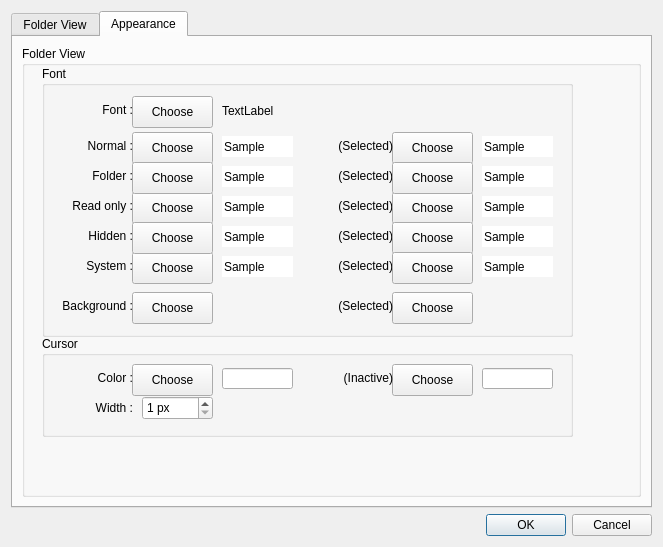
This is optiondialog.ui in haraki/farman as Qt 5 draws it before an edit. The edited form follows.
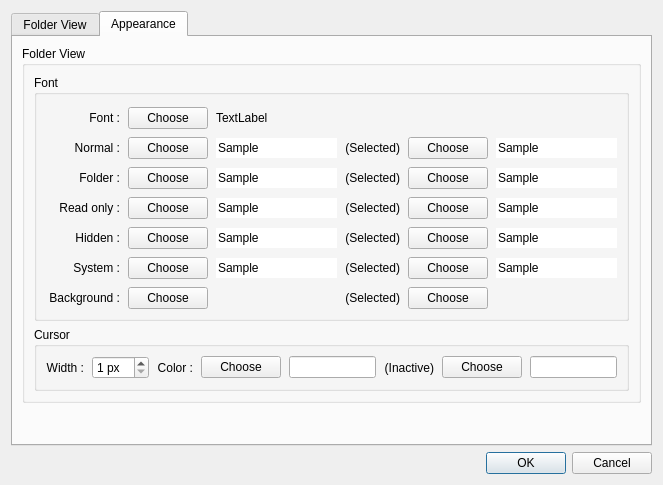
This is the edited form. The open tabs and pages were chosen to show the change.

Commit message: modified layout of OptionDialog.

The edit to the form file:
```diff
--- a/optiondialog.ui
+++ b/optiondialog.ui
@@ -7,7 +7,7 @@
     <x>0</x>
     <y>0</y>
     <width>663</width>
-    <height>547</height>
+    <height>485</height>
    </rect>
   </property>
   <property name="windowTitle">
@@ -377,100 +377,45 @@
          <property name="title">
           <string>Folder View</string>
          </property>
+         <layout class="QVBoxLayout" name="verticalLayout_8">
+          <item>
          <widget class="QGroupBox" name="appearanceFolderViewFontGroupBox">
-          <property name="geometry">
-           <rect>
-            <x>20</x>
-            <y>20</y>
-            <width>531</width>
-            <height>271</height>
-           </rect>
-          </property>
           <property name="title">
            <string>Font</string>
           </property>
-          <widget class="QLineEdit" name="appearanceFolderViewNormalSelectedLineEdit">
-           <property name="geometry">
-            <rect>
-             <x>440</x>
-             <y>70</y>
-             <width>71</width>
-             <height>21</height>
-            </rect>
-           </property>
-           <property name="focusPolicy">
-            <enum>Qt::NoFocus</enum>
-           </property>
-           <property name="text">
-            <string>Sample</string>
-           </property>
-           <property name="frame">
-            <bool>false</bool>
-           </property>
-           <property name="readOnly">
-            <bool>true</bool>
-           </property>
-          </widget>
-          <widget class="QPushButton" name="appearanceFolderViewChooseNormalSelectedColorPushButton">
-           <property name="geometry">
-            <rect>
-             <x>350</x>
-             <y>66</y>
-             <width>81</width>
-             <height>32</height>
-            </rect>
-           </property>
+            <layout class="QGridLayout" name="gridLayout_2">
+             <property name="leftMargin">
+              <number>12</number>
+             </property>
+             <property name="topMargin">
+              <number>12</number>
+             </property>
+             <property name="spacing">
+              <number>8</number>
+             </property>
+             <item row="4" column="1">
+              <widget class="QPushButton" name="appearanceFolderViewChooseHiddenColorPushButton">
            <property name="text">
             <string>Choose</string>
            </property>
           </widget>
-          <widget class="QLineEdit" name="appearanceFolderViewFolderLineEdit">
-           <property name="geometry">
-            <rect>
-             <x>180</x>
-             <y>100</y>
-             <width>71</width>
-             <height>21</height>
-            </rect>
-           </property>
-           <property name="focusPolicy">
-            <enum>Qt::NoFocus</enum>
-           </property>
+             </item>
+             <item row="2" column="4">
+              <widget class="QPushButton" name="appearanceFolderViewChooseFolderSelectedColorPushButton">
            <property name="text">
-            <string>Sample</string>
-           </property>
-           <property name="frame">
-            <bool>false</bool>
-           </property>
-           <property name="readOnly">
-            <bool>true</bool>
-           </property>
-          </widget>
-          <widget class="QLabel" name="appearanceFolderViewNormalLabel">
-           <property name="geometry">
-            <rect>
-             <x>10</x>
-             <y>72</y>
-             <width>81</width>
-             <height>16</height>
-            </rect>
-           </property>
+                <string>Choose</string>
+               </property>
+              </widget>
+             </item>
+             <item row="3" column="1">
+              <widget class="QPushButton" name="appearanceFolderViewChooseReadOnlyColorPushButton">
            <property name="text">
-            <string>Normal :</string>
-           </property>
-           <property name="alignment">
-            <set>Qt::AlignRight|Qt::AlignTrailing|Qt::AlignVCenter</set>
-           </property>
-          </widget>
-          <widget class="QLabel" name="appearanceFolderViewHiddenSelectedLabel">
-           <property name="geometry">
-            <rect>
-             <x>270</x>
-             <y>162</y>
-             <width>81</width>
-             <height>16</height>
-            </rect>
-           </property>
+                <string>Choose</string>
+               </property>
+              </widget>
+             </item>
+             <item row="6" column="3">
+              <widget class="QLabel" name="appearanceFolderViewBGSelectedColorLabel">
            <property name="text">
             <string>(Selected)</string>
            </property>
@@ -478,47 +423,19 @@
             <set>Qt::AlignRight|Qt::AlignTrailing|Qt::AlignVCenter</set>
            </property>
           </widget>
-          <widget class="QLabel" name="appearanceFolderViewReadOnlySelectedLabel">
-           <property name="geometry">
-            <rect>
-             <x>270</x>
-             <y>132</y>
-             <width>81</width>
-             <height>16</height>
-            </rect>
-           </property>
+             </item>
+             <item row="6" column="0">
+              <widget class="QLabel" name="appearanceFolderViewBGColorLabel">
            <property name="text">
-            <string>(Selected)</string>
+                <string>Background :</string>
            </property>
            <property name="alignment">
             <set>Qt::AlignRight|Qt::AlignTrailing|Qt::AlignVCenter</set>
            </property>
           </widget>
-          <widget class="QLabel" name="appearanceFolderViewFolderSelectedLabel">
-           <property name="geometry">
-            <rect>
-             <x>270</x>
-             <y>102</y>
-             <width>81</width>
-             <height>16</height>
-            </rect>
-           </property>
-           <property name="text">
-            <string>(Selected)</string>
-           </property>
-           <property name="alignment">
-            <set>Qt::AlignRight|Qt::AlignTrailing|Qt::AlignVCenter</set>
-           </property>
-          </widget>
-          <widget class="QLineEdit" name="appearanceFolderViewSystemSelectedLineEdit">
-           <property name="geometry">
-            <rect>
-             <x>440</x>
-             <y>190</y>
-             <width>71</width>
-             <height>21</height>
-            </rect>
-           </property>
+             </item>
+             <item row="3" column="5">
+              <widget class="QLineEdit" name="appearanceFolderViewReadOnlySelectedLineEdit">
            <property name="focusPolicy">
             <enum>Qt::NoFocus</enum>
            </property>
@@ -532,15 +449,9 @@
             <bool>true</bool>
            </property>
           </widget>
+             </item>
+             <item row="2" column="0">
           <widget class="QLabel" name="appearanceFolderViewFolderLabel">
-           <property name="geometry">
-            <rect>
-             <x>10</x>
-             <y>102</y>
-             <width>81</width>
-             <height>16</height>
-            </rect>
-           </property>
            <property name="text">
             <string>Folder :</string>
            </property>
@@ -548,88 +459,9 @@
             <set>Qt::AlignRight|Qt::AlignTrailing|Qt::AlignVCenter</set>
            </property>
           </widget>
-          <widget class="QLineEdit" name="appearanceFolderViewHiddenLineEdit">
-           <property name="geometry">
-            <rect>
-             <x>180</x>
-             <y>160</y>
-             <width>71</width>
-             <height>21</height>
-            </rect>
-           </property>
-           <property name="focusPolicy">
-            <enum>Qt::NoFocus</enum>
-           </property>
-           <property name="text">
-            <string>Sample</string>
-           </property>
-           <property name="frame">
-            <bool>false</bool>
-           </property>
-           <property name="readOnly">
-            <bool>true</bool>
-           </property>
-          </widget>
-          <widget class="QPushButton" name="appearanceFolderViewChooseReadOnlySelectedColorPushButton">
-           <property name="geometry">
-            <rect>
-             <x>350</x>
-             <y>126</y>
-             <width>81</width>
-             <height>32</height>
-            </rect>
-           </property>
-           <property name="text">
-            <string>Choose</string>
-           </property>
-          </widget>
-          <widget class="QLabel" name="appearanceFolderViewSystemSelectedLabel">
-           <property name="geometry">
-            <rect>
-             <x>270</x>
-             <y>192</y>
-             <width>81</width>
-             <height>16</height>
-            </rect>
-           </property>
-           <property name="text">
-            <string>(Selected)</string>
-           </property>
-           <property name="alignment">
-            <set>Qt::AlignRight|Qt::AlignTrailing|Qt::AlignVCenter</set>
-           </property>
-          </widget>
-          <widget class="QLineEdit" name="appearanceFolderViewReadOnlySelectedLineEdit">
-           <property name="geometry">
-            <rect>
-             <x>440</x>
-             <y>130</y>
-             <width>71</width>
-             <height>21</height>
-            </rect>
-           </property>
-           <property name="focusPolicy">
-            <enum>Qt::NoFocus</enum>
-           </property>
-           <property name="text">
-            <string>Sample</string>
-           </property>
-           <property name="frame">
-            <bool>false</bool>
-           </property>
-           <property name="readOnly">
-            <bool>true</bool>
-           </property>
-          </widget>
+             </item>
+             <item row="1" column="3">
           <widget class="QLabel" name="appearanceFolderViewNormalSelectedLabel">
-           <property name="geometry">
-            <rect>
-             <x>270</x>
-             <y>72</y>
-             <width>81</width>
-             <height>16</height>
-            </rect>
-           </property>
            <property name="text">
             <string>(Selected)</string>
            </property>
@@ -637,50 +469,43 @@
             <set>Qt::AlignRight|Qt::AlignTrailing|Qt::AlignVCenter</set>
            </property>
           </widget>
-          <widget class="QLineEdit" name="appearanceFolderViewSystemLineEdit">
-           <property name="geometry">
-            <rect>
-             <x>180</x>
-             <y>190</y>
-             <width>71</width>
-             <height>21</height>
-            </rect>
-           </property>
-           <property name="focusPolicy">
-            <enum>Qt::NoFocus</enum>
-           </property>
+             </item>
+             <item row="5" column="4">
+              <widget class="QPushButton" name="appearanceFolderViewChooseSystemSelectedColorPushButton">
+               <property name="text">
+                <string>Choose</string>
+               </property>
+              </widget>
+             </item>
+             <item row="5" column="0">
+              <widget class="QLabel" name="appearanceFolderViewSystemLabel">
            <property name="text">
-            <string>Sample</string>
-           </property>
-           <property name="frame">
-            <bool>false</bool>
-           </property>
-           <property name="readOnly">
-            <bool>true</bool>
-           </property>
-          </widget>
-          <widget class="QPushButton" name="appearanceFolderViewChooseHiddenSelectedColorPushButton">
-           <property name="geometry">
-            <rect>
-             <x>350</x>
-             <y>156</y>
-             <width>81</width>
-             <height>32</height>
-            </rect>
-           </property>
+                <string>System :</string>
+               </property>
+               <property name="alignment">
+                <set>Qt::AlignRight|Qt::AlignTrailing|Qt::AlignVCenter</set>
+               </property>
+              </widget>
+             </item>
+             <item row="2" column="3">
+              <widget class="QLabel" name="appearanceFolderViewFolderSelectedLabel">
+               <property name="text">
+                <string>(Selected)</string>
+               </property>
+               <property name="alignment">
+                <set>Qt::AlignRight|Qt::AlignTrailing|Qt::AlignVCenter</set>
+               </property>
+              </widget>
+             </item>
+             <item row="5" column="1">
+              <widget class="QPushButton" name="appearanceFolderViewChooseSystemColorPushButton">
            <property name="text">
             <string>Choose</string>
            </property>
           </widget>
-          <widget class="QLineEdit" name="appearanceFolderViewHiddenSelectedLineEdit">
-           <property name="geometry">
-            <rect>
-             <x>440</x>
-             <y>160</y>
-             <width>71</width>
-             <height>21</height>
-            </rect>
-           </property>
+             </item>
+             <item row="2" column="2">
+              <widget class="QLineEdit" name="appearanceFolderViewFolderLineEdit">
            <property name="focusPolicy">
             <enum>Qt::NoFocus</enum>
            </property>
@@ -694,41 +519,9 @@
             <bool>true</bool>
            </property>
           </widget>
-          <widget class="QPushButton" name="appearanceFolderViewChooseNormalColorPushButton">
-           <property name="geometry">
-            <rect>
-             <x>90</x>
-             <y>66</y>
-             <width>81</width>
-             <height>32</height>
-            </rect>
-           </property>
-           <property name="text">
-            <string>Choose</string>
-           </property>
-          </widget>
-          <widget class="QPushButton" name="appearanceFolderViewChooseReadOnlyColorPushButton">
-           <property name="geometry">
-            <rect>
-             <x>90</x>
-             <y>126</y>
-             <width>81</width>
-             <height>32</height>
-            </rect>
-           </property>
-           <property name="text">
-            <string>Choose</string>
-           </property>
-          </widget>
+             </item>
+             <item row="3" column="0">
           <widget class="QLabel" name="appearanceFolderViewReadOnlyLabel">
-           <property name="geometry">
-            <rect>
-             <x>10</x>
-             <y>132</y>
-             <width>81</width>
-             <height>16</height>
-            </rect>
-           </property>
            <property name="text">
             <string>Read only :</string>
            </property>
@@ -736,98 +529,54 @@
             <set>Qt::AlignRight|Qt::AlignTrailing|Qt::AlignVCenter</set>
            </property>
           </widget>
-          <widget class="QPushButton" name="appearanceFolderViewChooseFolderSelectedColorPushButton">
-           <property name="geometry">
-            <rect>
-             <x>350</x>
-             <y>96</y>
-             <width>81</width>
-             <height>32</height>
-            </rect>
-           </property>
-           <property name="text">
-            <string>Choose</string>
-           </property>
-          </widget>
-          <widget class="QLineEdit" name="appearanceFolderViewReadOnlyLineEdit">
-           <property name="geometry">
-            <rect>
-             <x>180</x>
-             <y>130</y>
-             <width>71</width>
-             <height>21</height>
-            </rect>
-           </property>
-           <property name="focusPolicy">
-            <enum>Qt::NoFocus</enum>
-           </property>
-           <property name="text">
-            <string>Sample</string>
-           </property>
-           <property name="frame">
-            <bool>false</bool>
-           </property>
-           <property name="readOnly">
-            <bool>true</bool>
-           </property>
-          </widget>
+             </item>
+             <item row="2" column="1">
           <widget class="QPushButton" name="appearanceFolderViewChooseFolderColorPushButton">
-           <property name="geometry">
-            <rect>
-             <x>90</x>
-             <y>96</y>
-             <width>81</width>
-             <height>32</height>
-            </rect>
-           </property>
+               <property name="text">
+                <string>Choose</string>
+               </property>
+              </widget>
+             </item>
+             <item row="4" column="4">
+              <widget class="QPushButton" name="appearanceFolderViewChooseHiddenSelectedColorPushButton">
            <property name="text">
             <string>Choose</string>
            </property>
           </widget>
-          <widget class="QLineEdit" name="appearanceFolderViewNormalLineEdit">
-           <property name="geometry">
-            <rect>
-             <x>180</x>
-             <y>70</y>
-             <width>71</width>
-             <height>21</height>
-            </rect>
-           </property>
-           <property name="focusPolicy">
-            <enum>Qt::NoFocus</enum>
-           </property>
+             </item>
+             <item row="4" column="3">
+              <widget class="QLabel" name="appearanceFolderViewHiddenSelectedLabel">
+               <property name="text">
+                <string>(Selected)</string>
+               </property>
+               <property name="alignment">
+                <set>Qt::AlignRight|Qt::AlignTrailing|Qt::AlignVCenter</set>
+               </property>
+              </widget>
+             </item>
+             <item row="0" column="1">
+              <widget class="QPushButton" name="appearanceFolderViewChooseFontPushButton">
            <property name="text">
-            <string>Sample</string>
-           </property>
-           <property name="frame">
-            <bool>false</bool>
-           </property>
-           <property name="readOnly">
-            <bool>true</bool>
-           </property>
-          </widget>
-          <widget class="QPushButton" name="appearanceFolderViewChooseSystemSelectedColorPushButton">
-           <property name="geometry">
-            <rect>
-             <x>350</x>
-             <y>186</y>
-             <width>81</width>
-             <height>32</height>
-            </rect>
-           </property>
+                <string>Choose</string>
+               </property>
+              </widget>
+             </item>
+             <item row="3" column="4">
+              <widget class="QPushButton" name="appearanceFolderViewChooseReadOnlySelectedColorPushButton">
+               <property name="text">
+                <string>Choose</string>
+               </property>
+              </widget>
+             </item>
+             <item row="1" column="1">
+              <widget class="QPushButton" name="appearanceFolderViewChooseNormalColorPushButton">
            <property name="text">
             <string>Choose</string>
            </property>
           </widget>
+             </item>
+             <item row="4" column="0">
           <widget class="QLabel" name="appearanceFolderViewHiddenLabel">
-           <property name="geometry">
-            <rect>
-             <x>10</x>
-             <y>162</y>
-             <width>81</width>
-             <height>16</height>
-            </rect>
-           </property>
            <property name="text">
             <string>Hidden :</string>
            </property>
@@ -835,44 +584,9 @@
             <set>Qt::AlignRight|Qt::AlignTrailing|Qt::AlignVCenter</set>
            </property>
           </widget>
-          <widget class="QLabel" name="appearanceFolderViewSystemLabel">
-           <property name="geometry">
-            <rect>
-             <x>10</x>
-             <y>192</y>
-             <width>81</width>
-             <height>16</height>
-            </rect>
-           </property>
-           <property name="text">
-            <string>System :</string>
-           </property>
-           <property name="alignment">
-            <set>Qt::AlignRight|Qt::AlignTrailing|Qt::AlignVCenter</set>
-           </property>
-          </widget>
-          <widget class="QPushButton" name="appearanceFolderViewChooseSystemColorPushButton">
-           <property name="geometry">
-            <rect>
-             <x>90</x>
-             <y>186</y>
-             <width>81</width>
-             <height>32</height>
-            </rect>
-           </property>
-           <property name="text">
-            <string>Choose</string>
-           </property>
-          </widget>
+             </item>
+             <item row="2" column="5">
           <widget class="QLineEdit" name="appearanceFolderViewFolderSelectedLineEdit">
-           <property name="geometry">
-            <rect>
-             <x>440</x>
-             <y>100</y>
-             <width>71</width>
-             <height>21</height>
-            </rect>
-           </property>
            <property name="focusPolicy">
             <enum>Qt::NoFocus</enum>
            </property>
@@ -886,112 +600,156 @@
             <bool>true</bool>
            </property>
           </widget>
-          <widget class="QPushButton" name="appearanceFolderViewChooseHiddenColorPushButton">
-           <property name="geometry">
-            <rect>
-             <x>90</x>
-             <y>156</y>
-             <width>81</width>
-             <height>32</height>
-            </rect>
+             </item>
+             <item row="5" column="5">
+              <widget class="QLineEdit" name="appearanceFolderViewSystemSelectedLineEdit">
+               <property name="focusPolicy">
+                <enum>Qt::NoFocus</enum>
            </property>
            <property name="text">
-            <string>Choose</string>
-           </property>
-          </widget>
-          <widget class="QPushButton" name="appearanceFolderViewChooseFontPushButton">
-           <property name="geometry">
-            <rect>
-             <x>90</x>
-             <y>30</y>
-             <width>81</width>
-             <height>32</height>
-            </rect>
-           </property>
+                <string>Sample</string>
+               </property>
+               <property name="frame">
+                <bool>false</bool>
+               </property>
+               <property name="readOnly">
+                <bool>true</bool>
+               </property>
+              </widget>
+             </item>
+             <item row="5" column="3">
+              <widget class="QLabel" name="appearanceFolderViewSystemSelectedLabel">
            <property name="text">
-            <string>Choose</string>
-           </property>
-          </widget>
-          <widget class="QLabel" name="appearanceFolderViewFontLabel">
-           <property name="geometry">
-            <rect>
-             <x>180</x>
-             <y>37</y>
-             <width>341</width>
-             <height>16</height>
-            </rect>
+                <string>(Selected)</string>
+               </property>
+               <property name="alignment">
+                <set>Qt::AlignRight|Qt::AlignTrailing|Qt::AlignVCenter</set>
+               </property>
+              </widget>
+             </item>
+             <item row="4" column="2">
+              <widget class="QLineEdit" name="appearanceFolderViewHiddenLineEdit">
+               <property name="focusPolicy">
+                <enum>Qt::NoFocus</enum>
            </property>
            <property name="text">
-            <string>TextLabel</string>
-           </property>
-          </widget>
-          <widget class="QPushButton" name="appearanceFolderViewChooseBGColorPushButton">
-           <property name="geometry">
-            <rect>
-             <x>90</x>
-             <y>226</y>
-             <width>81</width>
-             <height>32</height>
-            </rect>
-           </property>
+                <string>Sample</string>
+               </property>
+               <property name="frame">
+                <bool>false</bool>
+               </property>
+               <property name="readOnly">
+                <bool>true</bool>
+               </property>
+              </widget>
+             </item>
+             <item row="1" column="4">
+              <widget class="QPushButton" name="appearanceFolderViewChooseNormalSelectedColorPushButton">
            <property name="text">
             <string>Choose</string>
            </property>
           </widget>
-          <widget class="QLabel" name="appearanceFolderViewBGColorLabel">
-           <property name="geometry">
-            <rect>
-             <x>10</x>
-             <y>232</y>
-             <width>81</width>
-             <height>16</height>
-            </rect>
-           </property>
+             </item>
+             <item row="1" column="0">
+              <widget class="QLabel" name="appearanceFolderViewNormalLabel">
+               <property name="text">
+                <string>Normal :</string>
+               </property>
+               <property name="alignment">
+                <set>Qt::AlignRight|Qt::AlignTrailing|Qt::AlignVCenter</set>
+               </property>
+              </widget>
+             </item>
+             <item row="3" column="3">
+              <widget class="QLabel" name="appearanceFolderViewReadOnlySelectedLabel">
            <property name="text">
-            <string>Background :</string>
+                <string>(Selected)</string>
            </property>
            <property name="alignment">
             <set>Qt::AlignRight|Qt::AlignTrailing|Qt::AlignVCenter</set>
            </property>
           </widget>
+             </item>
+             <item row="6" column="4">
           <widget class="QPushButton" name="appearanceFolderViewChooseSelectedBGColorPushButton">
-           <property name="geometry">
-            <rect>
-             <x>350</x>
-             <y>226</y>
-             <width>81</width>
-             <height>32</height>
-            </rect>
-           </property>
+               <property name="text">
+                <string>Choose</string>
+               </property>
+              </widget>
+             </item>
+             <item row="1" column="5">
+              <widget class="QLineEdit" name="appearanceFolderViewNormalSelectedLineEdit">
+               <property name="focusPolicy">
+                <enum>Qt::NoFocus</enum>
+               </property>
            <property name="text">
+                <string>Sample</string>
+               </property>
+               <property name="frame">
+                <bool>false</bool>
+               </property>
+               <property name="readOnly">
+                <bool>true</bool>
+               </property>
+              </widget>
+             </item>
+             <item row="6" column="1">
+              <widget class="QPushButton" name="appearanceFolderViewChooseBGColorPushButton">
+               <property name="text">
             <string>Choose</string>
            </property>
           </widget>
-          <widget class="QLabel" name="appearanceFolderViewBGSelectedColorLabel">
-           <property name="geometry">
-            <rect>
-             <x>270</x>
-             <y>232</y>
-             <width>81</width>
-             <height>16</height>
-            </rect>
+             </item>
+             <item row="3" column="2">
+              <widget class="QLineEdit" name="appearanceFolderViewReadOnlyLineEdit">
+               <property name="focusPolicy">
+                <enum>Qt::NoFocus</enum>
            </property>
            <property name="text">
-            <string>(Selected)</string>
-           </property>
-           <property name="alignment">
-            <set>Qt::AlignRight|Qt::AlignTrailing|Qt::AlignVCenter</set>
-           </property>
-          </widget>
+                <string>Sample</string>
+               </property>
+               <property name="frame">
+                <bool>false</bool>
+               </property>
+               <property name="readOnly">
+                <bool>true</bool>
+               </property>
+              </widget>
+             </item>
+             <item row="4" column="5">
+              <widget class="QLineEdit" name="appearanceFolderViewHiddenSelectedLineEdit">
+               <property name="focusPolicy">
+                <enum>Qt::NoFocus</enum>
+               </property>
+               <property name="text">
+                <string>Sample</string>
+               </property>
+               <property name="frame">
+                <bool>false</bool>
+               </property>
+               <property name="readOnly">
+                <bool>true</bool>
+               </property>
+              </widget>
+             </item>
+             <item row="5" column="2">
+              <widget class="QLineEdit" name="appearanceFolderViewSystemLineEdit">
+               <property name="focusPolicy">
+                <enum>Qt::NoFocus</enum>
+               </property>
+               <property name="text">
+                <string>Sample</string>
+               </property>
+               <property name="frame">
+                <bool>false</bool>
+               </property>
+               <property name="readOnly">
+                <bool>true</bool>
+               </property>
+              </widget>
+             </item>
+             <item row="0" column="0">
           <widget class="QLabel" name="appearanceFolderViewFontLabel_2">
-           <property name="geometry">
-            <rect>
-             <x>10</x>
-             <y>36</y>
-             <width>81</width>
-             <height>16</height>
-            </rect>
-           </property>
            <property name="text">
             <string>Font :</string>
            </property>
@@ -999,28 +757,84 @@
             <set>Qt::AlignRight|Qt::AlignTrailing|Qt::AlignVCenter</set>
            </property>
           </widget>
-         </widget>
+             </item>
+             <item row="1" column="2">
+              <widget class="QLineEdit" name="appearanceFolderViewNormalLineEdit">
+               <property name="focusPolicy">
+                <enum>Qt::NoFocus</enum>
+               </property>
+               <property name="text">
+                <string>Sample</string>
+               </property>
+               <property name="frame">
+                <bool>false</bool>
+               </property>
+               <property name="readOnly">
+                <bool>true</bool>
+               </property>
+              </widget>
+             </item>
+             <item row="0" column="2" colspan="4">
+              <widget class="QLabel" name="appearanceFolderViewFontLabel">
+               <property name="text">
+                <string>TextLabel</string>
+               </property>
+              </widget>
+             </item>
+            </layout>
+           </widget>
+          </item>
+          <item>
          <widget class="QGroupBox" name="appearanceFolderViewCursorGroupBox">
-          <property name="geometry">
-           <rect>
-            <x>20</x>
-            <y>290</y>
-            <width>531</width>
-            <height>101</height>
-           </rect>
-          </property>
           <property name="title">
            <string>Cursor</string>
           </property>
+            <layout class="QGridLayout" name="gridLayout_3">
+             <property name="spacing">
+              <number>8</number>
+             </property>
+             <item row="0" column="2">
+              <widget class="QLabel" name="appearanceFolderViewCursorColorInactiveLabel_2">
+               <property name="text">
+                <string>Color :</string>
+               </property>
+               <property name="alignment">
+                <set>Qt::AlignRight|Qt::AlignTrailing|Qt::AlignVCenter</set>
+               </property>
+              </widget>
+             </item>
+             <item row="0" column="6">
+              <widget class="QPushButton" name="appearanceFolderViewChooseCursorInactiveColorPushButton">
+               <property name="text">
+                <string>Choose</string>
+               </property>
+              </widget>
+             </item>
+             <item row="0" column="3">
+              <widget class="QPushButton" name="appearanceFolderViewChooseCursorColorPushButton">
+               <property name="text">
+                <string>Choose</string>
+               </property>
+              </widget>
+             </item>
+             <item row="0" column="4">
+              <widget class="QLineEdit" name="appearanceFolderViewCursorLineEdit">
+               <property name="focusPolicy">
+                <enum>Qt::NoFocus</enum>
+               </property>
+               <property name="text">
+                <string/>
+               </property>
+               <property name="frame">
+                <bool>true</bool>
+               </property>
+               <property name="readOnly">
+                <bool>true</bool>
+               </property>
+              </widget>
+             </item>
+             <item row="0" column="0">
           <widget class="QLabel" name="appearanceFolderViewCursorWidthLabel">
-           <property name="geometry">
-            <rect>
-             <x>10</x>
-             <y>64</y>
-             <width>81</width>
-             <height>16</height>
-            </rect>
-           </property>
            <property name="text">
             <string>Width :</string>
            </property>
@@ -1028,41 +842,9 @@
             <set>Qt::AlignRight|Qt::AlignTrailing|Qt::AlignVCenter</set>
            </property>
           </widget>
-          <widget class="QPushButton" name="appearanceFolderViewChooseCursorColorPushButton">
-           <property name="geometry">
-            <rect>
-             <x>90</x>
-             <y>28</y>
-             <width>81</width>
-             <height>32</height>
-            </rect>
-           </property>
-           <property name="text">
-            <string>Choose</string>
-           </property>
-          </widget>
-          <widget class="QPushButton" name="appearanceFolderViewChooseCursorInactiveColorPushButton">
-           <property name="geometry">
-            <rect>
-             <x>350</x>
-             <y>28</y>
-             <width>81</width>
-             <height>32</height>
-            </rect>
-           </property>
-           <property name="text">
-            <string>Choose</string>
-           </property>
-          </widget>
+             </item>
+             <item row="0" column="5">
           <widget class="QLabel" name="appearanceFolderViewCursorColorInactiveLabel">
-           <property name="geometry">
-            <rect>
-             <x>270</x>
-             <y>34</y>
-             <width>81</width>
-             <height>16</height>
-            </rect>
-           </property>
            <property name="text">
             <string>(Inactive)</string>
            </property>
@@ -1070,53 +852,9 @@
             <set>Qt::AlignRight|Qt::AlignTrailing|Qt::AlignVCenter</set>
            </property>
           </widget>
-          <widget class="QLabel" name="appearanceFolderViewCursorColorInactiveLabel_2">
-           <property name="geometry">
-            <rect>
-             <x>10</x>
-             <y>34</y>
-             <width>81</width>
-             <height>16</height>
-            </rect>
-           </property>
-           <property name="text">
-            <string>Color :</string>
-           </property>
-           <property name="alignment">
-            <set>Qt::AlignRight|Qt::AlignTrailing|Qt::AlignVCenter</set>
-           </property>
-          </widget>
-          <widget class="QLineEdit" name="appearanceFolderViewCursorLineEdit">
-           <property name="geometry">
-            <rect>
-             <x>180</x>
-             <y>32</y>
-             <width>71</width>
-             <height>21</height>
-            </rect>
-           </property>
-           <property name="focusPolicy">
-            <enum>Qt::NoFocus</enum>
-           </property>
-           <property name="text">
-            <string/>
-           </property>
-           <property name="frame">
-            <bool>true</bool>
-           </property>
-           <property name="readOnly">
-            <bool>true</bool>
-           </property>
-          </widget>
+             </item>
+             <item row="0" column="7">
           <widget class="QLineEdit" name="appearanceFolderViewCursorInactiveLineEdit">
-           <property name="geometry">
-            <rect>
-             <x>440</x>
-             <y>32</y>
-             <width>71</width>
-             <height>21</height>
-            </rect>
-           </property>
            <property name="focusPolicy">
             <enum>Qt::NoFocus</enum>
            </property>
@@ -1130,15 +868,9 @@
             <bool>true</bool>
            </property>
           </widget>
+             </item>
+             <item row="0" column="1">
           <widget class="QSpinBox" name="appearanceFolderViewCursorWidthSpinBox">
-           <property name="geometry">
-            <rect>
-             <x>100</x>
-             <y>60</y>
-             <width>71</width>
-             <height>24</height>
-            </rect>
-           </property>
            <property name="suffix">
             <string> px</string>
            </property>
@@ -1149,9 +881,26 @@
             <number>10</number>
            </property>
           </widget>
-         </widget>
+             </item>
+            </layout>
+           </widget>
+          </item>
+         </layout>
         </widget>
        </item>
+       <item>
+        <spacer name="verticalSpacer">
+         <property name="orientation">
+          <enum>Qt::Vertical</enum>
+         </property>
+         <property name="sizeHint" stdset="0">
+          <size>
+           <width>20</width>
+           <height>40</height>
+          </size>
+         </property>
+        </spacer>
+       </item>
       </layout>
      </widget>
     </widget>
```
Left out of the diff: 585 changed lines with no effect on the pictures. Lines whose indentation alone changed are shown as unchanged.
